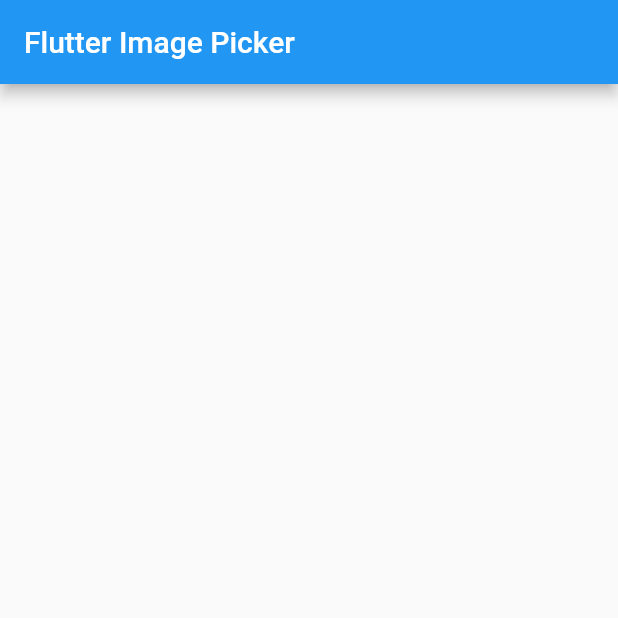
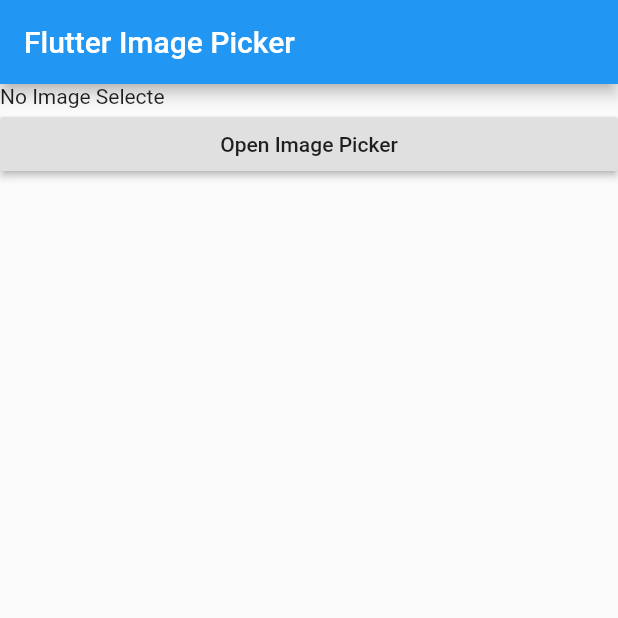
Before and after one commit to nstack-in/flutter_image_picker_demo, a Flutter app: the screen it shows after launch, on a phone screen of 412 x 824 dp, the top half of it. Run offline on Flutter 3.47's test engine with Material 2 defaults, Android fonts, the phone set to English and light mode, and no system bars; our stand-ins replace image_picker.

Commit message:
video completed

```diff
--- a/lib/home.dart
+++ b/lib/home.dart
@@ -1,4 +1,5 @@
 import 'package:flutter/material.dart';
+import 'package:image_picker/image_picker.dart';
 
 class HomePage extends StatefulWidget {
   @override
@@ -6,12 +7,39 @@ class HomePage extends StatefulWidget {
 }
 
 class _HomePageState extends State<HomePage> {
+  final ImagePicker _picker = ImagePicker();
+  PickedFile _file;
+
   @override
   Widget build(BuildContext context) {
     return Scaffold(
       appBar: AppBar(
         title: Text('Flutter Image Picker'),
       ),
+      body: ListView(
+        children: [
+          _file == null
+              ? Text(
+                  'No Image Selecte',
+                )
+              : Image.asset(
+                  _file.path,
+                ),
+          RaisedButton(
+            onPressed: _openImagePicker,
+            child: Text('Open Image Picker'),
+          ),
+        ],
+      ),
     );
   }
+
+  void _openImagePicker() async {
+    final _source = ImageSource.camera;
+    PickedFile file = await _picker.getImage(source: _source);
+    if (file != null) {
+      _file = file;
+      setState(() {});
+    }
+  }
 }
--- a/pubspec.yaml
+++ b/pubspec.yaml
@@ -28,6 +28,7 @@ dependencies:
   # The following adds the Cupertino Icons font to your application.
   # Use with the CupertinoIcons class for iOS style icons.
   cupertino_icons: ^1.0.0
+  image_picker:
 
 dev_dependencies:
   flutter_test:
```
Also changed, not shown: pubspec.lock, 7 other files.
